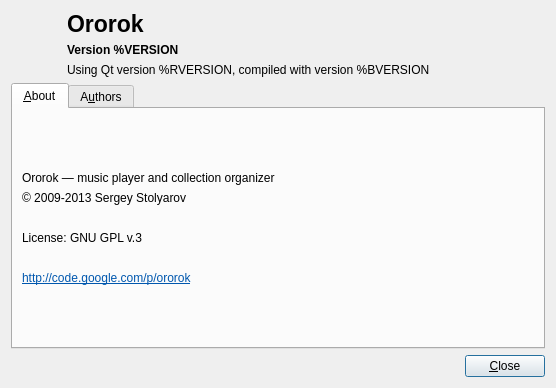
First picture: the form in src/aboutdialog.ui, repository sigsergv/ororok, before the edit.
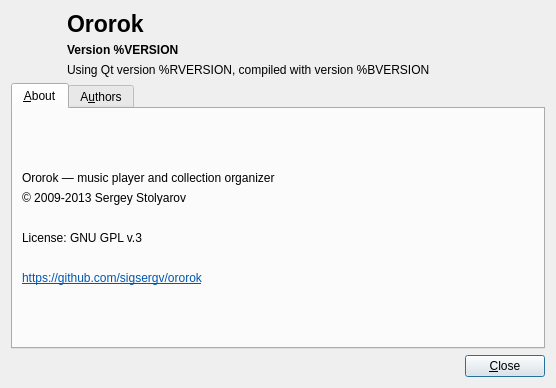
Second picture: the form after the edit. Icons and pictures are not drawn.

Commit message: Project site URL updated.

Diff of the .ui file:
```diff
--- a/src/aboutdialog.ui
+++ b/src/aboutdialog.ui
@@ -158,7 +158,7 @@
        <item>
         <widget class="QLabel" name="label_7">
          <property name="text">
-          <string>&lt;html&gt;&lt;head/&gt;&lt;body&gt;&lt;p&gt;&lt;a href=&quot;http://code.google.com/p/ororok&quot;&gt;&lt;span style=&quot; text-decoration: underline; color:#0057ae;&quot;&gt;http://code.google.com/p/ororok&lt;/span&gt;&lt;/a&gt;&lt;/p&gt;&lt;/body&gt;&lt;/html&gt;</string>
+          <string>&lt;html&gt;&lt;head/&gt;&lt;body&gt;&lt;p&gt;&lt;a href=&quot;https://github.com/sigsergv/ororok&quot;&gt;&lt;span style=&quot; text-decoration: underline; color:#0057ae;&quot;&gt;https://github.com/sigsergv/ororok&lt;/span&gt;&lt;/a&gt;&lt;/p&gt;&lt;/body&gt;&lt;/html&gt;</string>
          </property>
          <property name="openExternalLinks">
           <bool>true</bool>
```
The commit also changes 2 other files.
